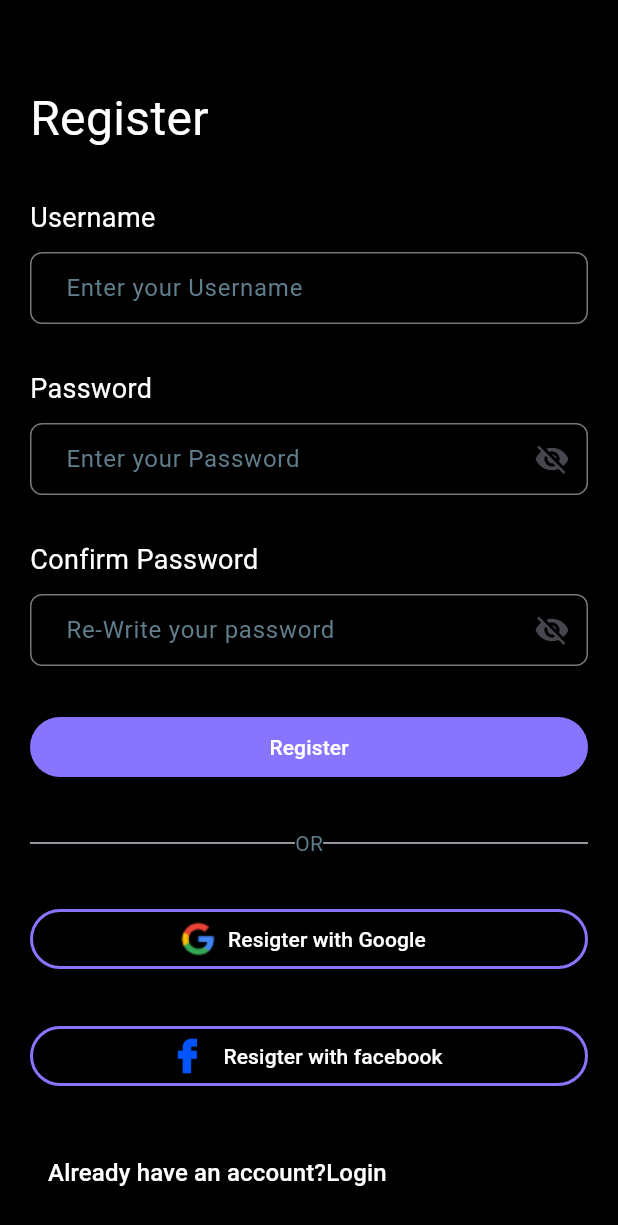
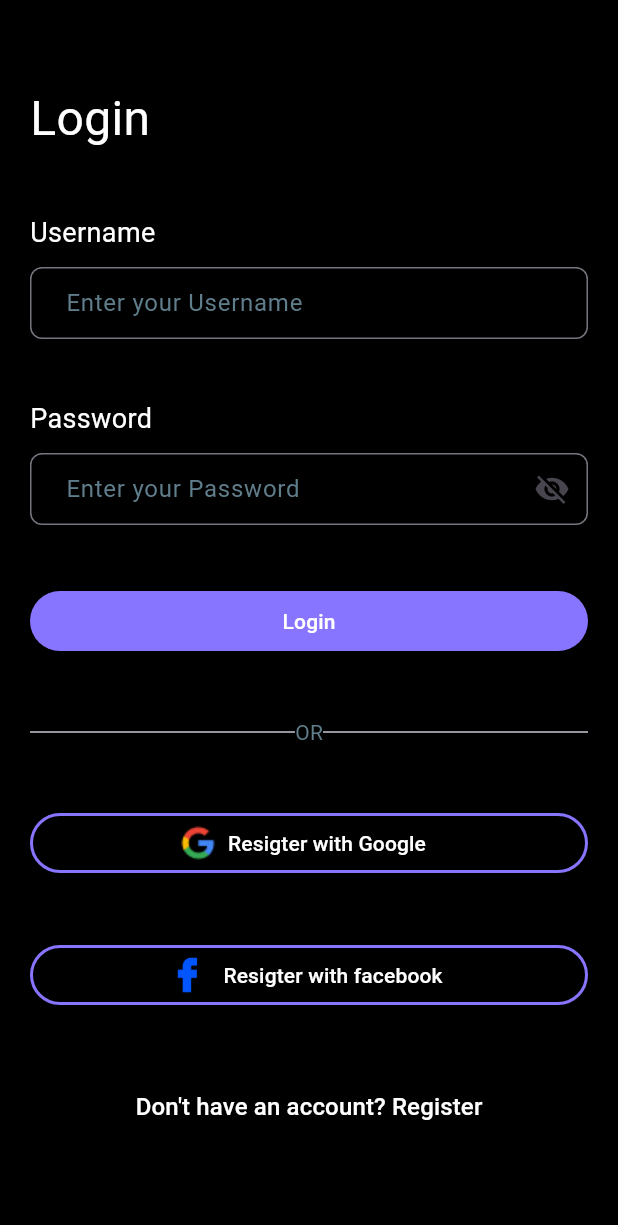
Before and after one commit to roychandu/to_do_list_provider, a Flutter app: the screen it shows after launch, on a phone screen of 412 x 824 dp. Shown: the top 1225 px of the screen. Run offline on Flutter 3.47's test engine with Material 3 defaults, Android fonts, the light colour scheme and no system bars; our stand-ins replace font_awesome_flutter, smooth_page_indicator.

Commit message:
add Login screen

```diff
--- a/lib/main.dart
+++ b/lib/main.dart
@@ -1,5 +1,6 @@
 import 'package:flutter/material.dart';
 import 'package:to_do_list_provider/screens/Intro_screens/splace_screen.dart';
+import 'package:to_do_list_provider/screens/login_screens/login_screen.dart';
 import 'package:to_do_list_provider/screens/login_screens/register_screen.dart';
 
 void main() {
@@ -15,7 +16,7 @@ class MyApp extends StatelessWidget {
     return MaterialApp(
       title: 'Flutter Demo',
       theme: ThemeData(scaffoldBackgroundColor: Colors.black),
-      home: RegisterScreen(),
+      home: LoginScreen(),
     );
   }
 }
--- a/lib/screens/login_screens/login_screen.dart
+++ b/lib/screens/login_screens/login_screen.dart
@@ -1,4 +1,7 @@
 import 'package:flutter/material.dart';
+import 'package:to_do_list_provider/common_widgets/Custom_button.dart';
+import 'package:to_do_list_provider/common_widgets/Input_text.dart';
+import 'package:to_do_list_provider/common_widgets/divider_with_text.dart';
 
 class LoginScreen extends StatefulWidget {
   const LoginScreen({super.key});
@@ -8,8 +11,71 @@ class LoginScreen extends StatefulWidget {
 }
 
 class _LoginScreenState extends State<LoginScreen> {
+  TextEditingController passwordText = TextEditingController();
+  TextEditingController usernamedText = TextEditingController();
   @override
   Widget build(BuildContext context) {
-    return const Placeholder();
+    return SafeArea(
+      child: Scaffold(
+        appBar: AppBar(
+          backgroundColor: Colors.black,
+          foregroundColor: Colors.white,
+        ),
+        body: Padding(
+          padding: const EdgeInsets.only(left: 20, right: 20),
+          child: Column(
+            spacing: 40,
+            crossAxisAlignment: CrossAxisAlignment.start,
+            children: [
+              Text(
+                'Login',
+                style: TextStyle(color: Colors.white, fontSize: 32),
+              ),
+              CustomInputText(
+                text: 'Username',
+                hint: 'Enter your Username',
+                controller: usernamedText,
+              ),
+              CustomInputTextWithVisiable(
+                text: 'Password',
+                hint: 'Enter your Password',
+                controller: passwordText,
+              ),
+              SizedBox(
+                width: double.infinity,
+                child: CustomelevatedButton(text: 'Login', onPressed: () {}),
+              ),
+              DividerWithText(),
+              SizedBox(
+                width: double.infinity,
+                child: CustomOutlinedButton(
+                  text: 'Resigter with Google',
+                  onPressed: () {},
+                  image: Image.asset('assets/google.png'),
+                ),
+              ),
+              SizedBox(
+                width: double.infinity,
+                child: CustomOutlinedButton(
+                  text: 'Resigter with facebook',
+                  onPressed: () {},
+                  image: Image.asset(
+                    'assets/facebook.png',
+                    width: 32,
+                    height: 32,
+                  ),
+                ),
+              ),
+              Center(
+                child: CustomTextButton(
+                  text: "Don't have an account? Register",
+                  onPressed: () {},
+                ),
+              ),
+            ],
+          ),
+        ),
+      ),
+    );
   }
 }
--- a/lib/screens/login_screens/register_screen.dart
+++ b/lib/screens/login_screens/register_screen.dart
@@ -14,7 +14,7 @@ class RegisterScreen extends StatefulWidget {
 class _RegisterScreenState extends State<RegisterScreen> {
   TextEditingController passwordText = TextEditingController();
   TextEditingController confirmPasswordText = TextEditingController();
-  TextEditingController UsernamedText = TextEditingController();
+  TextEditingController usernamedText = TextEditingController();
   @override
   Widget build(BuildContext context) {
     return SafeArea(
@@ -36,7 +36,7 @@ class _RegisterScreenState extends State<RegisterScreen> {
               CustomInputText(
                 text: 'Username',
                 hint: 'Enter your Username',
-                controller: UsernamedText,
+                controller: usernamedText,
               ),
               CustomInputTextWithVisiable(
                 text: 'Password',
@@ -73,9 +73,11 @@ class _RegisterScreenState extends State<RegisterScreen> {
                   ),
                 ),
               ),
-              CustomTextButton(
-                text: 'Already have an account?Login',
-                onPressed: () {},
+              Center(
+                child: CustomTextButton(
+                  text: 'Already have an account? Login',
+                  onPressed: () {},
+                ),
               ),
             ],
           ),
```
